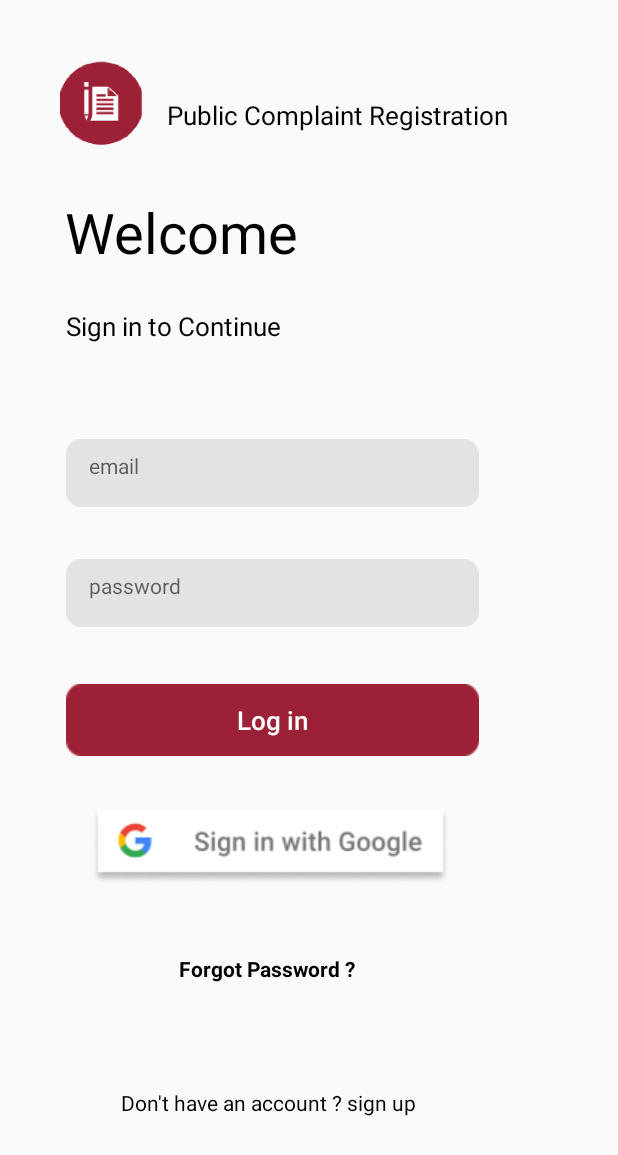
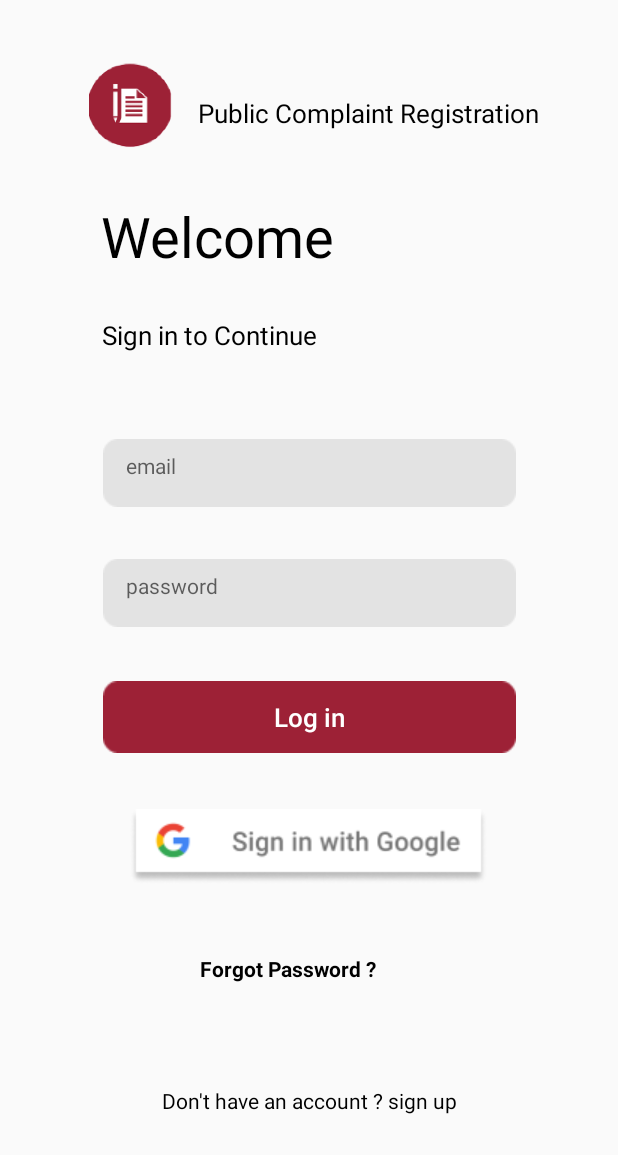
Before and after one commit to yashj411/Public-Complaint-Registration-App, an Android app: the screen it shows after launch (MainActivity before the commit, login after it), on a phone screen of 412 x 824 dp. Shown: the top 1155 px of the screen. Run offline under Robolectric (Android 15) with nearby library versions, the phone set to English and light mode, and no system bars.

Commit message:
signup and login files are created also pages are joined with each other also read the comments in the java files

```diff
--- a/app/src/main/AndroidManifest.xml
+++ b/app/src/main/AndroidManifest.xml
@@ -16,6 +16,12 @@
                 <category android:name="android.intent.category.LAUNCHER" />
             </intent-filter>
         </activity>
+        <activity android:name=".login">
+
+        </activity>
+        <activity android:name=".Signup">
+
+        </activity>
     </application>
 
 </manifest>
--- a/app/src/main/java/com/example/publiccomplaintregistration/MainActivity.java
+++ b/app/src/main/java/com/example/publiccomplaintregistration/MainActivity.java
@@ -2,9 +2,18 @@ package com.example.publiccomplaintregistration;
 
 import androidx.appcompat.app.AppCompatActivity;
 
+import android.content.Intent;
 import android.os.Bundle;
 
 public class MainActivity extends AppCompatActivity {
+
+    @Override
+    protected void onStart() {
+        super.onStart();
+        //to redirect user to the login page
+            Intent loginIntent = new Intent(MainActivity.this,login.class);
+            startActivity(loginIntent);
+    }
 
     @Override
     protected void onCreate(Bundle savedInstanceState) {
--- /dev/null
+++ b/app/src/main/java/com/example/publiccomplaintregistration/login.java
@@ -0,0 +1,32 @@
+package com.example.publiccomplaintregistration;
+
+import android.content.Intent;
+import android.os.Bundle;
+import android.view.View;
+import android.webkit.WebView;
+import android.widget.TextView;
+
+import androidx.annotation.Nullable;
+import androidx.appcompat.app.AppCompatActivity;
+
+public class login extends AppCompatActivity {
+    TextView dontHaveAnAccount;
+    @Override
+    protected void onCreate(@Nullable Bundle savedInstanceState) {
+        super.onCreate(savedInstanceState);
+        setContentView(R.layout.login);
+        //redirecting user to the register or signup page
+        //this type of onclick code is to be followed for all the buttons
+        redirectToSignup();
+    }
+    private void redirectToSignup(){
+        dontHaveAnAccount = findViewById(R.id.tVDontHaveAccount);
+        dontHaveAnAccount.setOnClickListener(new View.OnClickListener() {
+            @Override
+            public void onClick(View view) {
+                Intent signupIntent = new Intent(login.this,Signup.class);
+                startActivity(signupIntent);
+            }
+        });
+    }
+}
--- a/app/src/main/res/layout/activity_main.xml
+++ b/app/src/main/res/layout/activity_main.xml
@@ -7,147 +7,13 @@
     android:layout_height="match_parent"
     tools:context=".MainActivity">
 
-    <ImageView
-        android:id="@+id/iVPCRLogo"
-        android:layout_width="66dp"
-        android:layout_height="58dp"
+    <TextView
+        android:layout_width="wrap_content"
+        android:layout_height="wrap_content"
+        android:text="this is main ctivity"
         app:layout_constraintBottom_toBottomOf="parent"
         app:layout_constraintEnd_toEndOf="parent"
-        app:layout_constraintHorizontal_bias="0.101"
         app:layout_constraintStart_toStartOf="parent"
-        app:layout_constraintTop_toTopOf="parent"
-        app:layout_constraintVertical_bias="0.052"
-        app:srcCompat="@mipmap/pcrlogo_foreground" />
+        app:layout_constraintTop_toTopOf="parent" />
 
-    <TextView
-        android:id="@+id/tvHeading"
-        android:layout_width="wrap_content"
-        android:layout_height="wrap_content"
-        android:text="Public Complaint Registration"
-        android:textColor="@color/black"
-        android:textSize="17dp"
-        app:layout_constraintBottom_toBottomOf="parent"
-        app:layout_constraintEnd_toEndOf="parent"
-        app:layout_constraintHorizontal_bias="0.605"
-        app:layout_constraintStart_toStartOf="parent"
-        app:layout_constraintTop_toTopOf="parent"
-        app:layout_constraintVertical_bias="0.081" />
-
-    <TextView
-        android:id="@+id/tvWelcome"
-        android:layout_width="wrap_content"
-        android:layout_height="wrap_content"
-        android:text="Welcome"
-        android:textColor="@color/black"
-        android:textSize="37dp"
-        app:layout_constraintBottom_toBottomOf="parent"
-        app:layout_constraintEnd_toEndOf="parent"
-        app:layout_constraintHorizontal_bias="0.17"
-        app:layout_constraintStart_toStartOf="parent"
-        app:layout_constraintTop_toTopOf="parent"
-        app:layout_constraintVertical_bias="0.167" />
-
-    <TextView
-        android:id="@+id/tvSignin"
-        android:layout_width="wrap_content"
-        android:layout_height="wrap_content"
-        android:text="Sign in to Continue"
-        android:textColor="@color/black"
-        android:textSize="17dp"
-        app:layout_constraintBottom_toBottomOf="parent"
-        app:layout_constraintEnd_toEndOf="parent"
-        app:layout_constraintHorizontal_bias="0.164"
-        app:layout_constraintStart_toStartOf="parent"
-        app:layout_constraintTop_toTopOf="parent"
-        app:layout_constraintVertical_bias="0.257" />
-
-    <TextView
-        android:id="@+id/iVEmail"
-        android:layout_width="wrap_content"
-        android:layout_height="wrap_content"
-        android:background="@drawable/email"
-        android:hint="email"
-        android:paddingLeft="15dp"
-        android:paddingTop="8dp"
-        android:textColor="@color/black"
-        app:layout_constraintBottom_toBottomOf="parent"
-        app:layout_constraintEnd_toEndOf="parent"
-        app:layout_constraintHorizontal_bias="0.323"
-        app:layout_constraintStart_toStartOf="parent"
-        app:layout_constraintTop_toTopOf="parent"
-        app:layout_constraintVertical_bias="0.376" />
-
-    <TextView
-        android:id="@+id/iVPassword"
-        android:layout_width="wrap_content"
-        android:layout_height="wrap_content"
-        android:background="@drawable/email"
-        android:hint="password"
-        android:paddingLeft="15dp"
-        android:paddingTop="8dp"
-        android:textColor="@color/black"
-        app:layout_constraintBottom_toBottomOf="parent"
-        app:layout_constraintEnd_toEndOf="parent"
-        app:layout_constraintHorizontal_bias="0.323"
-        app:layout_constraintStart_toStartOf="parent"
-        app:layout_constraintTop_toTopOf="parent"
-        app:layout_constraintVertical_bias="0.479" />
-
-    <Button
-        android:id="@+id/btnLogin"
-        android:layout_width="wrap_content"
-        android:layout_height="wrap_content"
-        android:background="@drawable/login"
-        android:text="Log in"
-        android:textAllCaps="false"
-        android:textColor="@android:color/white"
-        android:textSize="17dp"
-        app:layout_constraintBottom_toBottomOf="parent"
-        app:layout_constraintEnd_toEndOf="parent"
-        app:layout_constraintHorizontal_bias="0.323"
-        app:layout_constraintStart_toStartOf="parent"
-        app:layout_constraintTop_toTopOf="parent"
-        app:layout_constraintVertical_bias="0.588" />
-
-    <Button
-        android:id="@+id/btnLoginGoogle"
-        android:layout_width="wrap_content"
-        android:layout_height="wrap_content"
-        android:background="@drawable/google"
-        android:textAllCaps="false"
-        android:textColor="@android:color/white"
-        android:textSize="17dp"
-        app:layout_constraintBottom_toBottomOf="parent"
-        app:layout_constraintEnd_toEndOf="parent"
-        app:layout_constraintHorizontal_bias="0.352"
-        app:layout_constraintStart_toStartOf="parent"
-        app:layout_constraintTop_toTopOf="parent"
-        app:layout_constraintVertical_bias="0.697" />
-
-    <TextView
-        android:id="@+id/tVForgotPassword"
-        android:layout_width="wrap_content"
-        android:layout_height="wrap_content"
-        android:text="Forgot Password ?"
-        android:textStyle="bold"
-        android:textColor="@color/black"
-        app:layout_constraintBottom_toBottomOf="parent"
-        app:layout_constraintEnd_toEndOf="parent"
-        app:layout_constraintHorizontal_bias="0.407"
-        app:layout_constraintStart_toStartOf="parent"
-        app:layout_constraintTop_toTopOf="parent"
-        app:layout_constraintVertical_bias="0.79" />
-
-    <TextView
-        android:id="@+id/tVDontHaveAccount"
-        android:layout_width="wrap_content"
-        android:layout_height="wrap_content"
-        android:text="Don't have an account ? sign up"
-        android:textColor="@color/black"
-        app:layout_constraintBottom_toBottomOf="parent"
-        app:layout_constraintEnd_toEndOf="parent"
-        app:layout_constraintHorizontal_bias="0.374"
-        app:layout_constraintStart_toStartOf="parent"
-        app:layout_constraintTop_toTopOf="parent"
-        app:layout_constraintVertical_bias="0.901" />
 </androidx.constraintlayout.widget.ConstraintLayout>
--- /dev/null
+++ b/app/src/main/res/layout/login.xml
@@ -0,0 +1,149 @@
+<?xml version="1.0" encoding="utf-8"?>
+<androidx.constraintlayout.widget.ConstraintLayout xmlns:android="http://schemas.android.com/apk/res/android"
+    xmlns:app="http://schemas.android.com/apk/res-auto"
+    xmlns:tools="http://schemas.android.com/tools"
+    android:id="@+id/tS"
+    android:layout_width="match_parent"
+    android:layout_height="match_parent"
+    tools:context=".MainActivity">
+
+    <ImageView
+        android:id="@+id/iVPCRLogo"
+        android:layout_width="66dp"
+        android:layout_height="58dp"
+        app:layout_constraintBottom_toBottomOf="parent"
+        app:layout_constraintEnd_toEndOf="parent"
+        app:layout_constraintHorizontal_bias="0.156"
+        app:layout_constraintStart_toStartOf="parent"
+        app:layout_constraintTop_toTopOf="parent"
+        app:layout_constraintVertical_bias="0.054"
+        app:srcCompat="@mipmap/pcrlogo_foreground" />
+
+    <TextView
+        android:id="@+id/tvHeading"
+        android:layout_width="wrap_content"
+        android:layout_height="wrap_content"
+        android:text="Public Complaint Registration"
+        android:textColor="@color/black"
+        android:textSize="17dp"
+        app:layout_constraintBottom_toBottomOf="parent"
+        app:layout_constraintEnd_toEndOf="parent"
+        app:layout_constraintHorizontal_bias="0.718"
+        app:layout_constraintStart_toStartOf="parent"
+        app:layout_constraintTop_toTopOf="parent"
+        app:layout_constraintVertical_bias="0.079" />
+
+    <TextView
+        android:id="@+id/tvWelcome"
+        android:layout_width="wrap_content"
+        android:layout_height="wrap_content"
+        android:text="Welcome"
+        android:textColor="@color/black"
+        android:textSize="37dp"
+        app:layout_constraintBottom_toBottomOf="parent"
+        app:layout_constraintEnd_toEndOf="parent"
+        app:layout_constraintHorizontal_bias="0.263"
+        app:layout_constraintStart_toStartOf="parent"
+        app:layout_constraintTop_toTopOf="parent"
+        app:layout_constraintVertical_bias="0.171" />
+
+    <TextView
+        android:id="@+id/tvSignin"
+        android:layout_width="wrap_content"
+        android:layout_height="wrap_content"
+        android:text="Sign in to Continue"
+        android:textColor="@color/black"
+        android:textSize="17dp"
+        app:layout_constraintBottom_toBottomOf="parent"
+        app:layout_constraintEnd_toEndOf="parent"
+        app:layout_constraintHorizontal_bias="0.254"
+        app:layout_constraintStart_toStartOf="parent"
+        app:layout_constraintTop_toTopOf="parent"
+        app:layout_constraintVertical_bias="0.264" />
+
+    <TextView
+        android:id="@+id/iVEmail"
+        android:layout_width="wrap_content"
+        android:layout_height="wrap_content"
+        android:background="@drawable/email"
+        android:hint="email"
+        android:paddingLeft="15dp"
+        android:paddingTop="8dp"
+        android:textColor="@color/black"
+        app:layout_constraintBottom_toBottomOf="parent"
+        app:layout_constraintEnd_toEndOf="parent"
+        app:layout_constraintStart_toStartOf="parent"
+        app:layout_constraintTop_toTopOf="parent"
+        app:layout_constraintVertical_bias="0.376" />
+
+    <TextView
+        android:id="@+id/iVPassword"
+        android:layout_width="wrap_content"
+        android:layout_height="wrap_content"
+        android:background="@drawable/email"
+        android:hint="password"
+        android:paddingLeft="15dp"
+        android:paddingTop="8dp"
+        android:textColor="@color/black"
+        app:layout_constraintBottom_toBottomOf="parent"
+        app:layout_constraintEnd_toEndOf="parent"
+        app:layout_constraintStart_toStartOf="parent"
+        app:layout_constraintTop_toTopOf="parent"
+        app:layout_constraintVertical_bias="0.479" />
+
+    <Button
+        android:id="@+id/btnLogin"
+        android:layout_width="wrap_content"
+        android:layout_height="wrap_content"
+        android:background="@drawable/login"
+        android:text="Log in"
+        android:textAllCaps="false"
+        android:textColor="@android:color/white"
+        android:textSize="17dp"
+        app:layout_constraintBottom_toBottomOf="parent"
+        app:layout_constraintEnd_toEndOf="parent"
+        app:layout_constraintStart_toStartOf="parent"
+        app:layout_constraintTop_toTopOf="parent"
+        app:layout_constraintVertical_bias="0.585" />
+
+    <Button
+        android:id="@+id/btnLoginGoogle"
+        android:layout_width="wrap_content"
+        android:layout_height="wrap_content"
+        android:background="@drawable/google"
+        android:textAllCaps="false"
+        android:textColor="@android:color/white"
+        android:textSize="17dp"
+        app:layout_constraintBottom_toBottomOf="parent"
+        app:layout_constraintEnd_toEndOf="parent"
+        app:layout_constraintHorizontal_bias="0.497"
+        app:layout_constraintStart_toStartOf="parent"
+        app:layout_constraintTop_toTopOf="parent"
+        app:layout_constraintVertical_bias="0.697" />
+
+    <TextView
+        android:id="@+id/tVForgotPassword"
+        android:layout_width="wrap_content"
+        android:layout_height="wrap_content"
+        android:text="Forgot Password ?"
+        android:textColor="@color/black"
+        android:textStyle="bold"
+        app:layout_constraintBottom_toBottomOf="parent"
+        app:layout_constraintEnd_toEndOf="parent"
+        app:layout_constraintHorizontal_bias="0.453"
+        app:layout_constraintStart_toStartOf="parent"
+        app:layout_constraintTop_toTopOf="parent"
+        app:layout_constraintVertical_bias="0.79" />
+
+    <TextView
+        android:id="@+id/tVDontHaveAccount"
+        android:layout_width="wrap_content"
+        android:layout_height="wrap_content"
+        android:text="Don't have an account ? sign up"
+        android:textColor="@color/black"
+        app:layout_constraintBottom_toBottomOf="parent"
+        app:layout_constraintEnd_toEndOf="parent"
+        app:layout_constraintStart_toStartOf="parent"
+        app:layout_constraintTop_toTopOf="parent"
+        app:layout_constraintVertical_bias="0.9" />
+</androidx.constraintlayout.widget.ConstraintLayout>
```
Also changed, not shown: app/src/main/java/com/example/publiccomplaintregistration/Signup.java (added, +14 -0 lines), app/src/main/res/layout/signup.xml (added, +130 -0 lines).
